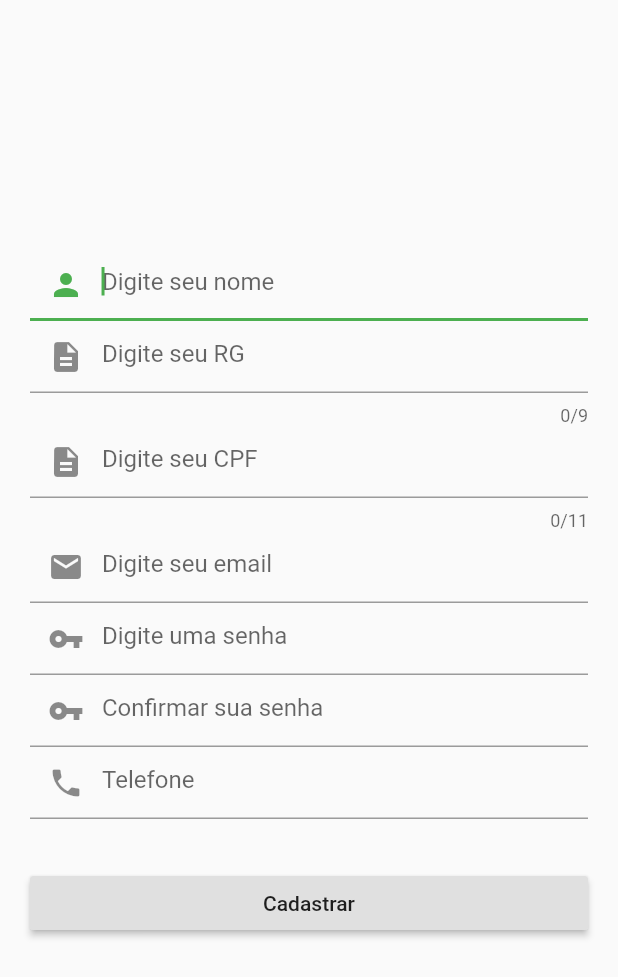
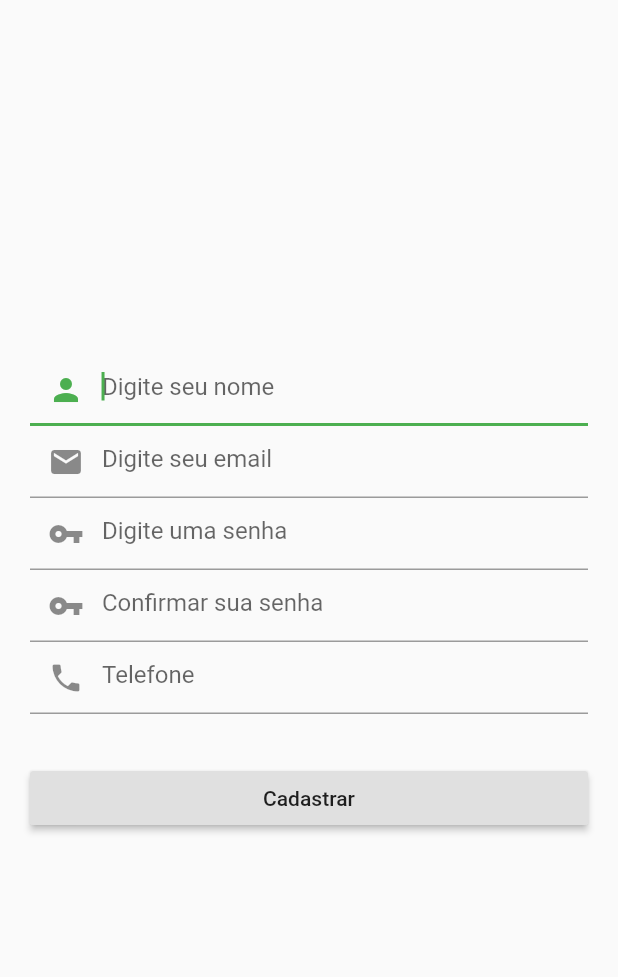
Before and after one commit to alineargentin/tcc_regulariza, a Flutter app: the Cadastro screen opened by its route, on a phone screen of 412 x 824 dp. Shown: the top 977 px of the screen. Run offline on Flutter 3.47's test engine with Material 2 defaults, Android fonts, the phone set to English and light mode, and no system bars; our stand-ins replace cloud_firestore, firebase_auth, flushbar, shared_preferences; missing offline and left inert: clippy_flutter, flutter_dialogflow; accounts and stored records are empty.

Commit message:
Tela de cadastro atualizada de acordo com que a Wanessa pediu.
Signed-off-by: Aline Argentin <alineroberta.argentin@gmail.com>

```diff
--- a/lib/views/cadastro.dart
+++ b/lib/views/cadastro.dart
@@ -3,10 +3,7 @@ import 'package:flutter/material.dart';
 import 'package:tcc_regulariza/models/user.dart';
 import 'package:tcc_regulariza/service/auth.dart';
 import 'package:tcc_regulariza/views/login.dart';
-//import 'package:flushbar/flushbar.dart';
-//import 'package:projeto_teste/services/auth.dart';
-//import 'package:projeto_teste/models/user.dart';
-//import 'package:projeto_teste/views/login.dart';
+
 
 class Cadastro extends StatefulWidget {
   static const String routeName = '/cadastro';
@@ -17,8 +14,8 @@ class Cadastro extends StatefulWidget {
 
 class _CadastroState extends State<Cadastro> {
   final _nomeController = new TextEditingController();
-  final _rgController = new TextEditingController();
-  final _cpfController = new TextEditingController();
+  //final _rgController = new TextEditingController();
+  //final _cpfController = new TextEditingController();
   final _emailController = new TextEditingController();
   final _senhaController = new TextEditingController();
   final _confirmarsenhaController = new TextEditingController();
@@ -27,8 +24,8 @@ class _CadastroState extends State<Cadastro> {
 
 
   final _nomeFocusNode = new FocusNode();
-  final _rgFocusNode = new FocusNode();
-  final _cpfFocusNode = new FocusNode();
+  //final _rgFocusNode = new FocusNode();
+  //final _cpfFocusNode = new FocusNode();
   final _emailFocusNode = new FocusNode();
   final _senhaFocusNode = new FocusNode();
   final _confirmarsenhaFocusNode = new FocusNode();
@@ -44,8 +41,8 @@ class _CadastroState extends State<Cadastro> {
             crossAxisAlignment: CrossAxisAlignment.stretch,
             children: <Widget>[
               _showNomeTextField(),
-              _showRgTextField(),
-              _showCpfTextField(),
+              //_showRgTextField(),
+              //_showCpfTextField(),
               _showEmailTextField(),
               _showSenhaTextField(),
               _showConfirmarsenhaTextField(),
@@ -76,7 +73,7 @@ class _CadastroState extends State<Cadastro> {
     );
   }
 // Tratamento de numeros e letras e quantidade especifica.
-  Widget _showRgTextField(){
+  /*Widget _showRgTextField(){
       return TextField(
        controller: _rgController,
       keyboardType: TextInputType.text,
@@ -110,7 +107,7 @@ class _CadastroState extends State<Cadastro> {
           FocusScope.of(context).requestFocus(_emailFocusNode),
     );
 }
-
+*/
  Widget _showEmailTextField() {
      return TextFormField(
       controller: _emailController,
@@ -189,9 +186,9 @@ void _onResultSignUpSuccess(String userId) {
     final email = _emailController.text;
     final name = _nomeController.text;
     final phone = _telefoneController.text;
-    final cpf = _cpfController.text;
-    final rg = _rgController.text;
-    final user = User(userId: userId, name: name, email: email, phone: phone, cpf: cpf, rg: rg);
+    //final cpf = _cpfController.text;
+    //final rg = _rgController.text;
+    final user = User(userId: userId, name: name, email: email, phone: phone);
     Auth.addUser(user).then(_onResultAddUser);
   }
 
```
